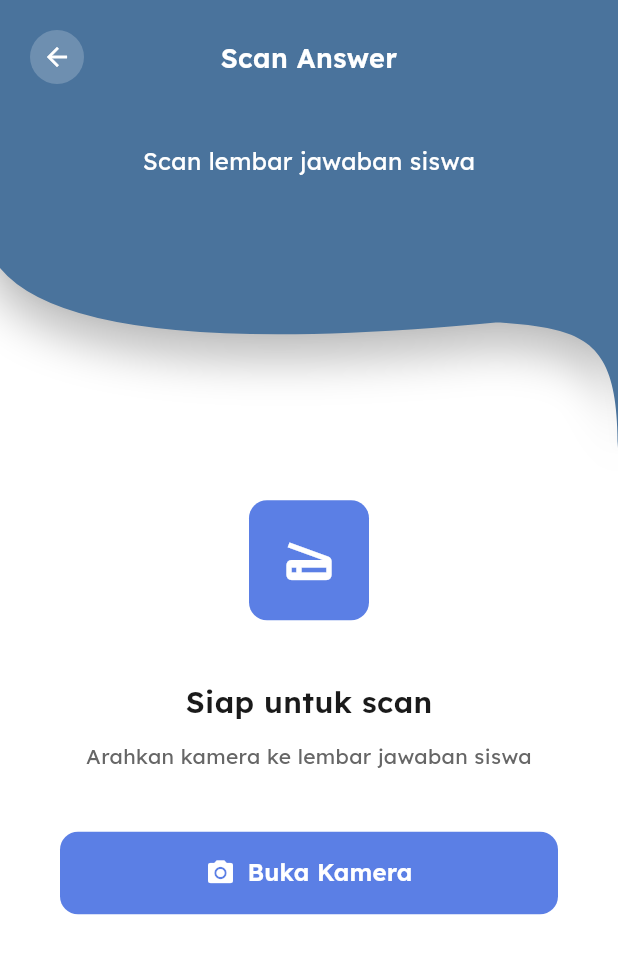
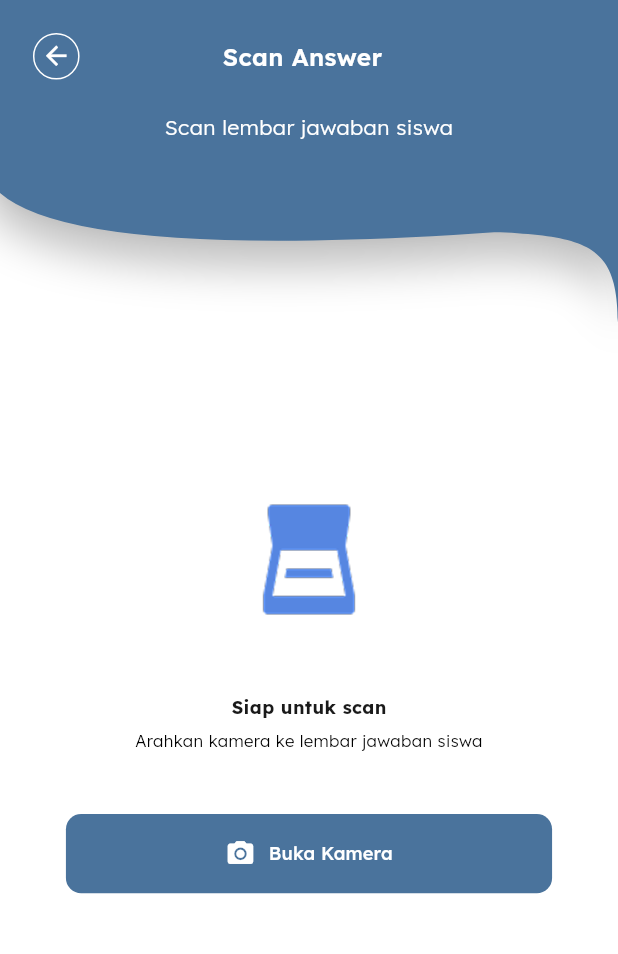
Before and after one commit to Alif-Fikri/sekolah, a Flutter app: the ScanAnswerPage screen opened directly, on a phone screen of 412 x 824 dp. Shown: the top 954 px of the screen. Run offline on Flutter 3.47's test engine with Material 3 defaults, Android fonts, the phone set to English and light mode, and no system bars; our stand-ins replace flutter_screenutil.

Commit message:
fix: scanner page

```diff
--- a/lib/screen/home/home_screen.dart
+++ b/lib/screen/home/home_screen.dart
@@ -2,6 +2,7 @@ import 'package:flutter/material.dart';
 import 'package:flutter_screenutil/flutter_screenutil.dart';
 import 'package:sekolah/common/colors.dart';
 import 'package:sekolah/common/lexend_textstyle.dart';
+import 'package:sekolah/screen/scan/scan_answer.dart';
 
 class HomePage extends StatefulWidget {
   const HomePage({super.key});
@@ -149,26 +150,39 @@ class _HomePageState extends State<HomePage> {
                         _quickAction(
                           "assets/icons/icon_sylabus.png",
                           'Syllabus Analysis',
+                          () {},
                         ),
                         _quickAction(
                           "assets/icons/icon_test.png",
                           'Create Test',
+                          () {},
                         ),
                         _quickAction(
                           "assets/icons/icon_scan.png",
                           'Scan Answer',
+                          () {
+                            Navigator.push(
+                              context,
+                              MaterialPageRoute(
+                                builder: (context) => ScanAnswerPage(),
+                              ),
+                            );
+                          },
                         ),
                         _quickAction(
                           "assets/icons/icon_log.png",
                           'Cheating Log',
+                          () {},
                         ),
                         _quickAction(
                           "assets/icons/icon_export.png",
                           'Export Nilai',
+                          () {},
                         ),
                         _quickAction(
                           "assets/icons/icon_history.png",
                           'History',
+                          () {},
                         ),
                       ],
                     ),
@@ -212,9 +226,9 @@ class _HomePageState extends State<HomePage> {
     );
   }
 
-  Widget _quickAction(String assetPath, String label) {
+  Widget _quickAction(String assetPath, String label, VoidCallback onTap) {
     return OutlinedButton(
-      onPressed: () {},
+      onPressed: onTap,
       style: OutlinedButton.styleFrom(
         padding: EdgeInsets.symmetric(horizontal: 8.w, vertical: 8.h),
         shape: RoundedRectangleBorder(
--- a/lib/screen/scan/scan_answer.dart
+++ b/lib/screen/scan/scan_answer.dart
@@ -1,8 +1,11 @@
 import 'package:flutter/material.dart';
+import 'package:flutter_screenutil/flutter_screenutil.dart';
+import 'package:sekolah/common/colors.dart';
+import 'package:sekolah/common/lexend_textstyle.dart';
 import 'package:sekolah/common/appbar.dart';
 
 class ScanAnswerPage extends StatelessWidget {
-  const ScanAnswerPage({Key? key}) : super(key: key);
+  const ScanAnswerPage({super.key});
 
   @override
   Widget build(BuildContext context) {
@@ -13,119 +16,115 @@ class ScanAnswerPage extends StatelessWidget {
             painter: CustomBackgroundPainter(),
             size: Size(
               MediaQuery.of(context).size.width,
-              MediaQuery.of(context).size.height * 0.25,
+              MediaQuery.of(context).size.height * 0.18,
             ),
           ),
           SafeArea(
             child: Column(
               children: [
-                Container(
-                  padding: const EdgeInsets.all(20),
+                Padding(
+                  padding: EdgeInsets.all(20.w),
                   child: Row(
                     children: [
                       GestureDetector(
                         onTap: () => Navigator.pop(context),
                         child: Container(
-                          padding: const EdgeInsets.all(8),
+                          padding: EdgeInsets.all(4.w),
                           decoration: BoxDecoration(
-                            color: Colors.white.withOpacity(0.2),
-                            borderRadius: BorderRadius.circular(20),
+                            border: Border.all(color: Colors.white),
+                            borderRadius: BorderRadius.circular(20.r),
                           ),
-                          child: const Icon(
+                          child: Icon(
                             Icons.arrow_back,
                             color: Colors.white,
-                            size: 20,
+                            size: 20.sp,
                           ),
                         ),
                       ),
-                      const Expanded(
+                      Expanded(
                         child: Text(
                           'Scan Answer',
                           textAlign: TextAlign.center,
-                          style: TextStyle(
+                          style: LexendTextStyle.semiBold(
+                            16.sp,
                             color: Colors.white,
-                            fontSize: 18,
-                            fontWeight: FontWeight.w600,
                           ),
                         ),
                       ),
-                      const SizedBox(width: 36),
+                      SizedBox(width: 36.w),
                     ],
                   ),
                 ),
-                const SizedBox(height: 20),
-                const Padding(
-                  padding: EdgeInsets.symmetric(horizontal: 40),
-                  child: Text(
-                    'Scan lembar jawaban siswa',
-                    textAlign: TextAlign.center,
-                    style: TextStyle(
-                      color: Colors.white,
-                      fontSize: 16,
-                      fontWeight: FontWeight.w400,
-                    ),
-                  ),
+                Text(
+                  'Scan lembar jawaban siswa',
+                  textAlign: TextAlign.center,
+                  style: LexendTextStyle.light(14.sp, color: Colors.white),
                 ),
                 const Spacer(),
-                Container(
-                  padding: const EdgeInsets.all(40),
+                Padding(
+                  padding: EdgeInsets.all(40.w),
                   child: Column(
                     children: [
                       Container(
-                        width: 80,
-                        height: 80,
+                        width: 90.w,
+                        height: 90.w,
                         decoration: BoxDecoration(
-                          color: const Color(0xFF5B7FE5),
-                          borderRadius: BorderRadius.circular(12),
+                          color: Colors.white,
+                          borderRadius: BorderRadius.circular(12.r),
                         ),
-                        child: const Icon(
-                          Icons.scanner,
-                          color: Colors.white,
-                          size: 40,
+                        child: Center(
+                          child: Image.asset(
+                            'assets/icons/icon_scanner.png',
+                            width: 90.w,
+                            height: 90.h,
+                            fit: BoxFit.contain,
+                          ),
                         ),
                       ),
-                      const SizedBox(height: 40),
-                      const Text(
+                      SizedBox(height: 40.h),
+                      Text(
                         'Siap untuk scan',
-                        style: TextStyle(
-                          fontSize: 20,
-                          fontWeight: FontWeight.w600,
-                          color: Color(0xFF1A1A1A),
+                        style: LexendTextStyle.bold(
+                          12.sp,
+                          color: const Color(0xFF1A1A1A),
                         ),
                       ),
-                      const SizedBox(height: 12),
-                      const Text(
+                      SizedBox(height: 6.h),
+                      Text(
                         'Arahkan kamera ke lembar jawaban siswa',
                         textAlign: TextAlign.center,
-                        style: TextStyle(
-                          fontSize: 14,
-                          color: Color(0xFF666666),
+                        style: LexendTextStyle.light(
+                          11.sp,
+                          color: Colors.black,
                         ),
                       ),
-                      const SizedBox(height: 40),
+                      SizedBox(height: 40.h),
                       SizedBox(
                         width: double.infinity,
                         child: ElevatedButton(
                           onPressed: () {},
                           style: ElevatedButton.styleFrom(
-                            backgroundColor: const Color(0xFF5B7FE5),
-                            foregroundColor: Colors.white,
-                            padding: const EdgeInsets.symmetric(vertical: 16),
+                            backgroundColor: AppColors.main,
+                            padding: EdgeInsets.symmetric(vertical: 16.h),
                             shape: RoundedRectangleBorder(
-                              borderRadius: BorderRadius.circular(12),
+                              borderRadius: BorderRadius.circular(10.r),
                             ),
                             elevation: 0,
                           ),
                           child: Row(
                             mainAxisAlignment: MainAxisAlignment.center,
-                            children: const [
-                              Icon(Icons.camera_alt, size: 20),
-                              SizedBox(width: 8),
+                            children: [
+                              Icon(
+                                Icons.camera_alt,
+                                size: 20.sp,
+                                color: Colors.white,
+                              ),
+                              SizedBox(width: 8.w),
                               Text(
                                 'Buka Kamera',
-                                style: TextStyle(
-                                  fontSize: 16,
-                                  fontWeight: FontWeight.w600,
+                                style: LexendTextStyle.medium(
+                                  12.sp,
+                                  color: Colors.white,
                                 ),
                               ),
                             ],
```
Also changed, not shown: assets/icons/icon_scanner.png (added).
